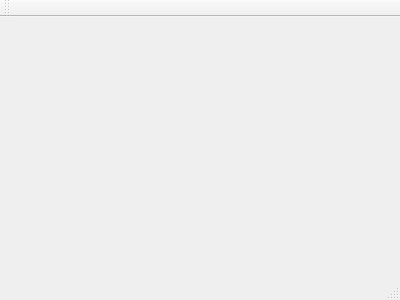
Old version of the form BFD3ME/bfd3me.ui in the repository burillo-se/bfd3me.
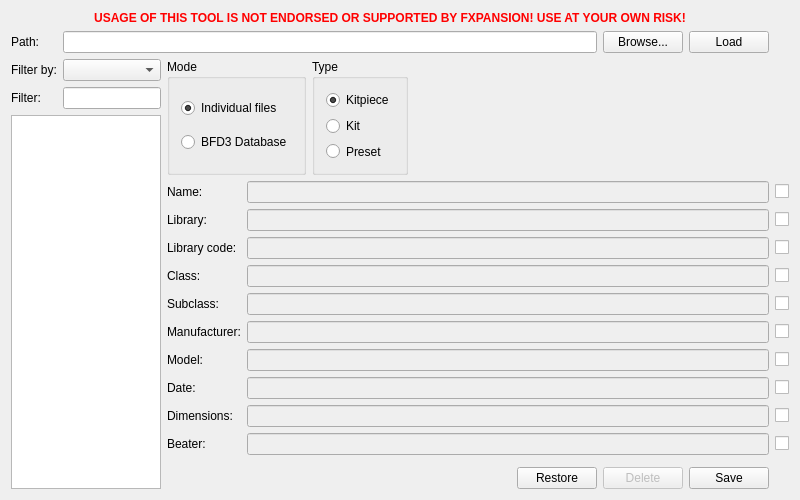
New version of the form.

The edit to the form file:
```diff
--- a/BFD3ME/bfd3me.ui
+++ b/BFD3ME/bfd3me.ui
@@ -1,24 +1,418 @@
 <ui version="4.0">
  <class>BFD3ME</class>
- <widget class="QMainWindow" name="BFD3ME" >
-  <property name="geometry" >
+ <widget class="QMainWindow" name="BFD3ME">
+  <property name="geometry">
    <rect>
     <x>0</x>
     <y>0</y>
-    <width>400</width>
-    <height>300</height>
+    <width>800</width>
+    <height>500</height>
    </rect>
   </property>
-  <property name="windowTitle" >
-   <string>BFD3ME</string>
+  <property name="minimumSize">
+   <size>
+    <width>800</width>
+    <height>500</height>
+   </size>
   </property>
-  <widget class="QMenuBar" name="menuBar" />
-  <widget class="QToolBar" name="mainToolBar" />
-  <widget class="QWidget" name="centralWidget" />
-  <widget class="QStatusBar" name="statusBar" />
+  <property name="windowTitle">
+   <string>BFD3 Metadata Editor</string>
+  </property>
+  <widget class="QWidget" name="centralWidget">
+   <layout class="QGridLayout" name="gridLayout" rowstretch="0,0,0,0,0,0,0,0,0,0,0,0,0,0,0,0,1" columnstretch="0,1,0,0,0,0,0,1,0,0,0,0">
+    <item row="16" column="10">
+     <widget class="QPushButton" name="saveBtn">
+      <property name="text">
+       <string>Save</string>
+      </property>
+     </widget>
+    </item>
+    <item row="2" column="6" rowspan="3">
+     <widget class="QGroupBox" name="groupBox_2">
+      <property name="title">
+       <string>Type</string>
+      </property>
+      <layout class="QVBoxLayout" name="verticalLayout_2">
+       <item>
+        <widget class="QRadioButton" name="type_kitpiece">
+         <property name="text">
+          <string>Kitpiece</string>
+         </property>
+         <property name="checked">
+          <bool>true</bool>
+         </property>
+        </widget>
+       </item>
+       <item>
+        <widget class="QRadioButton" name="type_kit">
+         <property name="text">
+          <string>Kit</string>
+         </property>
+        </widget>
+       </item>
+       <item>
+        <widget class="QRadioButton" name="type_preset">
+         <property name="text">
+          <string>Preset</string>
+         </property>
+        </widget>
+       </item>
+      </layout>
+     </widget>
+    </item>
+    <item row="0" column="0" colspan="11">
+     <widget class="QLabel" name="label">
+      <property name="font">
+       <font>
+        <weight>75</weight>
+        <bold>true</bold>
+       </font>
+      </property>
+      <property name="styleSheet">
+       <string notr="true">color: red</string>
+      </property>
+      <property name="text">
+       <string>USAGE OF THIS TOOL IS NOT ENDORSED OR SUPPORTED BY FXPANSION! USE AT YOUR OWN RISK!</string>
+      </property>
+      <property name="alignment">
+       <set>Qt::AlignCenter</set>
+      </property>
+     </widget>
+    </item>
+    <item row="1" column="0">
+     <widget class="QLabel" name="label_4">
+      <property name="text">
+       <string>Path:</string>
+      </property>
+     </widget>
+    </item>
+    <item row="16" column="9">
+     <widget class="QPushButton" name="deleteBtn">
+      <property name="enabled">
+       <bool>false</bool>
+      </property>
+      <property name="text">
+       <string>Delete</string>
+      </property>
+     </widget>
+    </item>
+    <item row="16" column="8">
+     <widget class="QPushButton" name="restoreBtn">
+      <property name="text">
+       <string>Restore</string>
+      </property>
+     </widget>
+    </item>
+    <item row="15" column="4">
+     <spacer name="verticalSpacer">
+      <property name="orientation">
+       <enum>Qt::Vertical</enum>
+      </property>
+      <property name="sizeHint" stdset="0">
+       <size>
+        <width>20</width>
+        <height>40</height>
+       </size>
+      </property>
+     </spacer>
+    </item>
+    <item row="2" column="3" rowspan="3" colspan="3">
+     <widget class="QGroupBox" name="groupBox">
+      <property name="title">
+       <string>Mode</string>
+      </property>
+      <layout class="QVBoxLayout" name="verticalLayout">
+       <item>
+        <widget class="QRadioButton" name="mode_f">
+         <property name="text">
+          <string>Individual files</string>
+         </property>
+         <property name="checked">
+          <bool>true</bool>
+         </property>
+        </widget>
+       </item>
+       <item>
+        <widget class="QRadioButton" name="mode_db">
+         <property name="text">
+          <string>BFD3 Database</string>
+         </property>
+        </widget>
+       </item>
+      </layout>
+     </widget>
+    </item>
+    <item row="12" column="11">
+     <widget class="QCheckBox" name="dateCheck">
+      <property name="text">
+       <string/>
+      </property>
+     </widget>
+    </item>
+    <item row="14" column="4" colspan="7">
+     <widget class="QLineEdit" name="beaterEdit">
+      <property name="enabled">
+       <bool>false</bool>
+      </property>
+     </widget>
+    </item>
+    <item row="12" column="4" colspan="7">
+     <widget class="QLineEdit" name="dateEdit">
+      <property name="enabled">
+       <bool>false</bool>
+      </property>
+     </widget>
+    </item>
+    <item row="13" column="3">
+     <widget class="QLabel" name="dimensionsLbl">
+      <property name="text">
+       <string>Dimensions:</string>
+      </property>
+     </widget>
+    </item>
+    <item row="14" column="3">
+     <widget class="QLabel" name="beaterLbl">
+      <property name="text">
+       <string>Beater:</string>
+      </property>
+     </widget>
+    </item>
+    <item row="14" column="11">
+     <widget class="QCheckBox" name="beaterCheck">
+      <property name="text">
+       <string/>
+      </property>
+     </widget>
+    </item>
+    <item row="13" column="11">
+     <widget class="QCheckBox" name="dimensionsCheck">
+      <property name="text">
+       <string/>
+      </property>
+     </widget>
+    </item>
+    <item row="13" column="4" colspan="7">
+     <widget class="QLineEdit" name="dimensionsEdit">
+      <property name="enabled">
+       <bool>false</bool>
+      </property>
+     </widget>
+    </item>
+    <item row="10" column="3">
+     <widget class="QLabel" name="manufacturerLbl">
+      <property name="text">
+       <string>Manufacturer:</string>
+      </property>
+     </widget>
+    </item>
+    <item row="8" column="4" colspan="7">
+     <widget class="QLineEdit" name="classEdit">
+      <property name="enabled">
+       <bool>false</bool>
+      </property>
+     </widget>
+    </item>
+    <item row="7" column="4" colspan="7">
+     <widget class="QLineEdit" name="libcodeEdit">
+      <property name="enabled">
+       <bool>false</bool>
+      </property>
+     </widget>
+    </item>
+    <item row="5" column="4" colspan="7">
+     <widget class="QLineEdit" name="nameEdit">
+      <property name="enabled">
+       <bool>false</bool>
+      </property>
+     </widget>
+    </item>
+    <item row="9" column="11">
+     <widget class="QCheckBox" name="subclassCheck">
+      <property name="text">
+       <string/>
+      </property>
+     </widget>
+    </item>
+    <item row="4" column="0" rowspan="13" colspan="3">
+     <widget class="QListView" name="itemlist">
+      <property name="selectionMode">
+       <enum>QAbstractItemView::ExtendedSelection</enum>
+      </property>
+     </widget>
+    </item>
+    <item row="12" column="3">
+     <widget class="QLabel" name="dateLbl">
+      <property name="text">
+       <string>Date:</string>
+      </property>
+     </widget>
+    </item>
+    <item row="9" column="4" colspan="7">
+     <widget class="QLineEdit" name="subclassEdit">
+      <property name="enabled">
+       <bool>false</bool>
+      </property>
+     </widget>
+    </item>
+    <item row="2" column="0">
+     <widget class="QLabel" name="label_2">
+      <property name="text">
+       <string>Filter by:</string>
+      </property>
+     </widget>
+    </item>
+    <item row="5" column="3">
+     <widget class="QLabel" name="nameLbl">
+      <property name="text">
+       <string>Name:</string>
+      </property>
+     </widget>
+    </item>
+    <item row="2" column="1" colspan="2">
+     <widget class="QComboBox" name="comboBox"/>
+    </item>
+    <item row="11" column="3">
+     <widget class="QLabel" name="modelLbl">
+      <property name="text">
+       <string>Model:</string>
+      </property>
+     </widget>
+    </item>
+    <item row="6" column="4" colspan="7">
+     <widget class="QLineEdit" name="libnameEdit">
+      <property name="enabled">
+       <bool>false</bool>
+      </property>
+     </widget>
+    </item>
+    <item row="10" column="4" colspan="7">
+     <widget class="QLineEdit" name="manufacturerEdit">
+      <property name="enabled">
+       <bool>false</bool>
+      </property>
+     </widget>
+    </item>
+    <item row="7" column="3">
+     <widget class="QLabel" name="libcodeLbl">
+      <property name="text">
+       <string>Library code:</string>
+      </property>
+     </widget>
+    </item>
+    <item row="8" column="11">
+     <widget class="QCheckBox" name="classCheck">
+      <property name="text">
+       <string/>
+      </property>
+     </widget>
+    </item>
+    <item row="1" column="10">
+     <widget class="QPushButton" name="loadBtn">
+      <property name="text">
+       <string>Load</string>
+      </property>
+     </widget>
+    </item>
+    <item row="3" column="1" colspan="2">
+     <widget class="QLineEdit" name="lineEdit"/>
+    </item>
+    <item row="11" column="11">
+     <widget class="QCheckBox" name="modelCheck">
+      <property name="text">
+       <string/>
+      </property>
+     </widget>
+    </item>
+    <item row="11" column="4" colspan="7">
+     <widget class="QLineEdit" name="modelEdit">
+      <property name="enabled">
+       <bool>false</bool>
+      </property>
+     </widget>
+    </item>
+    <item row="8" column="3">
+     <widget class="QLabel" name="classLbl">
+      <property name="text">
+       <string>Class:</string>
+      </property>
+     </widget>
+    </item>
+    <item row="10" column="11">
+     <widget class="QCheckBox" name="manufacturerCheck">
+      <property name="text">
+       <string/>
+      </property>
+     </widget>
+    </item>
+    <item row="3" column="0">
+     <widget class="QLabel" name="label_3">
+      <property name="text">
+       <string>Filter:</string>
+      </property>
+     </widget>
+    </item>
+    <item row="9" column="3">
+     <widget class="QLabel" name="subclassLbl">
+      <property name="text">
+       <string>Subclass:</string>
+      </property>
+     </widget>
+    </item>
+    <item row="1" column="1" colspan="8">
+     <widget class="QLineEdit" name="pathEdit"/>
+    </item>
+    <item row="7" column="11">
+     <widget class="QCheckBox" name="libcodeCheck">
+      <property name="text">
+       <string/>
+      </property>
+     </widget>
+    </item>
+    <item row="6" column="3">
+     <widget class="QLabel" name="libnameLbl">
+      <property name="text">
+       <string>Library:</string>
+      </property>
+     </widget>
+    </item>
+    <item row="5" column="11">
+     <widget class="QCheckBox" name="nameCheck">
+      <property name="text">
+       <string/>
+      </property>
+     </widget>
+    </item>
+    <item row="6" column="11">
+     <widget class="QCheckBox" name="libnameCheck">
+      <property name="text">
+       <string/>
+      </property>
+     </widget>
+    </item>
+    <item row="1" column="9">
+     <widget class="QPushButton" name="browseBtn">
+      <property name="text">
+       <string>Browse...</string>
+      </property>
+     </widget>
+    </item>
+    <item row="3" column="7" colspan="4">
+     <spacer name="horizontalSpacer">
+      <property name="orientation">
+       <enum>Qt::Horizontal</enum>
+      </property>
+      <property name="sizeHint" stdset="0">
+       <size>
+        <width>40</width>
+        <height>20</height>
+       </size>
+      </property>
+     </spacer>
+    </item>
+   </layout>
+  </widget>
  </widget>
- <layoutDefault spacing="6" margin="11" />
- <pixmapfunction></pixmapfunction>
+ <layoutdefault spacing="6" margin="11"/>
  <resources/>
  <connections/>
 </ui>
```
Left out of the diff: 164 changed lines with no effect on the pictures.
